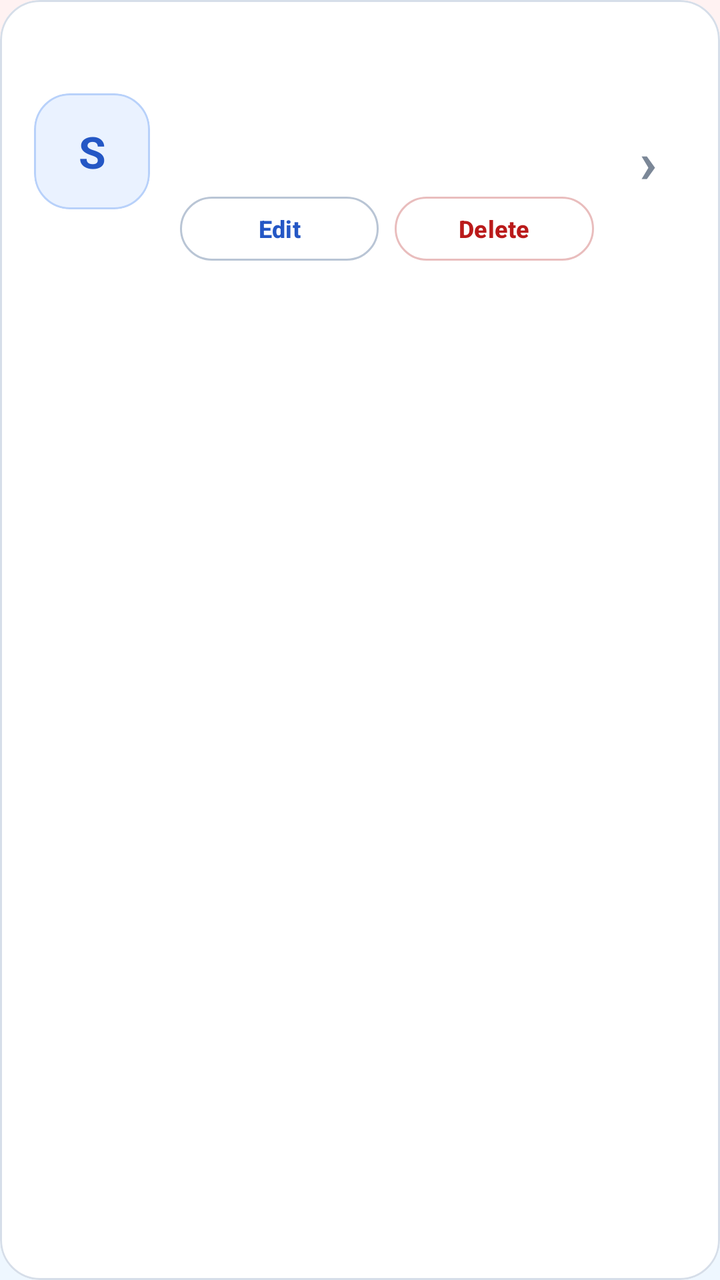
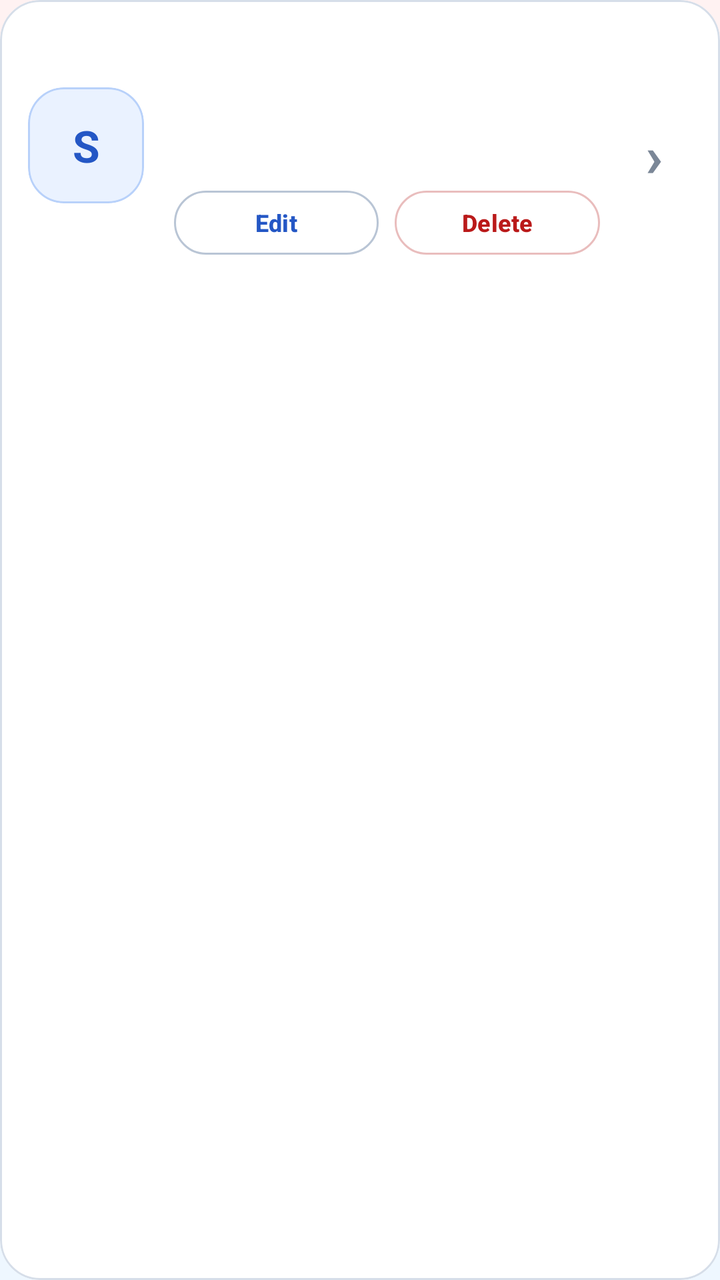

Screens rendered from an Android XML layout before and after an edit, with the pre-edit source and the edit as a unified diff.
<!-- AndroidManifest.xml: application theme Theme.StudySaathi -->
<!-- res/layout/item_student_profile.xml -->
<?xml version="1.0" encoding="utf-8"?>
<com.google.android.material.card.MaterialCardView xmlns:android="http://schemas.android.com/apk/res/android"
    xmlns:app="http://schemas.android.com/apk/res-auto"
    android:id="@+id/cardProfile"
    android:layout_width="match_parent"
    android:layout_height="wrap_content"
    android:layout_marginBottom="13dp"
    android:clickable="true"
    android:focusable="true"
    android:foreground="?attr/selectableItemBackground"
    app:cardBackgroundColor="@color/ss_surface"
    app:cardCornerRadius="20dp"
    app:cardElevation="0dp"
    app:strokeColor="@color/ss_outline"
    app:strokeWidth="1dp">

    <LinearLayout
        android:layout_width="match_parent"
        android:layout_height="wrap_content"
        android:gravity="center_vertical"
        android:orientation="horizontal"
        android:padding="17dp">

        <com.google.android.material.card.MaterialCardView
            android:id="@+id/cardProfileAvatar"
            android:layout_width="58dp"
            android:layout_height="58dp"
            app:cardBackgroundColor="@color/ss_blue_soft"
            app:cardCornerRadius="18dp"
            app:cardElevation="0dp"
            app:strokeColor="@color/ss_blue_border"
            app:strokeWidth="1dp">

            <TextView
                android:id="@+id/textProfileInitial"
                android:layout_width="match_parent"
                android:layout_height="match_parent"
                android:fontFamily="sans-serif-rounded"
                android:gravity="center"
                android:text="S"
                android:textColor="@color/ss_primary"
                android:textSize="22sp"
                android:textStyle="bold" />

        </com.google.android.material.card.MaterialCardView>

        <LinearLayout
            android:layout_width="0dp"
            android:layout_height="wrap_content"
            android:layout_marginStart="15dp"
            android:layout_weight="1"
            android:orientation="vertical">

            <TextView
                android:id="@+id/textStudentName"
                android:layout_width="match_parent"
                android:layout_height="wrap_content"
                android:fontFamily="sans-serif-rounded"
                android:textColor="@color/ss_text_primary"
                android:textSize="18sp"
                android:textStyle="bold" />

            <TextView
                android:id="@+id/textStudentDetails"
                android:layout_width="match_parent"
                android:layout_height="wrap_content"
                android:layout_marginTop="5dp"
                android:fontFamily="sans-serif-medium"
                android:textColor="@color/ss_text_secondary"
                android:textSize="13sp" />

            <TextView
                android:id="@+id/textProfileLanguage"
                android:layout_width="match_parent"
                android:layout_height="wrap_content"
                android:layout_marginTop="4dp"
                android:fontFamily="sans-serif"
                android:textColor="@color/ss_text_muted"
                android:textSize="12sp" />

            <LinearLayout
                android:layout_width="match_parent"
                android:layout_height="wrap_content"
                android:layout_marginTop="10dp"
                android:orientation="horizontal">

                <com.google.android.material.button.MaterialButton
                    android:id="@+id/buttonEditProfile"
                    style="@style/Widget.StudySaathi.Button.Outlined"
                    android:layout_width="0dp"
                    android:layout_height="40dp"
                    android:layout_weight="1"
                    android:text="Edit"
                    android:textAllCaps="false"
                    android:textSize="12sp" />

                <com.google.android.material.button.MaterialButton
                    android:id="@+id/buttonDeleteProfile"
                    style="@style/Widget.StudySaathi.Button.Outlined"
                    android:layout_width="0dp"
                    android:layout_height="40dp"
                    android:layout_marginStart="8dp"
                    android:layout_weight="1"
                    android:text="Delete"
                    android:textAllCaps="false"
                    android:textColor="@color/ss_error"
                    android:textSize="12sp"
                    app:strokeColor="@color/ss_red_border" />

            </LinearLayout>

        </LinearLayout>

        <LinearLayout
            android:layout_width="wrap_content"
            android:layout_height="wrap_content"
            android:layout_marginStart="8dp"
            android:gravity="end"
            android:orientation="vertical">

            <com.google.android.material.card.MaterialCardView
                android:id="@+id/cardActiveBadge"
                android:layout_width="wrap_content"
                android:layout_height="wrap_content"
                android:visibility="gone"
                app:cardBackgroundColor="@color/ss_surface"
                app:cardCornerRadius="12dp"
                app:cardElevation="0dp"
                app:strokeColor="@color/ss_blue_border"
                app:strokeWidth="1dp">

                <TextView
                    android:layout_width="wrap_content"
                    android:layout_height="wrap_content"
                    android:fontFamily="sans-serif-medium"
                    android:paddingStart="9dp"
                    android:paddingTop="5dp"
                    android:paddingEnd="9dp"
                    android:paddingBottom="5dp"
                    android:text="@string/active_profile"
                    android:textColor="@color/ss_primary"
                    android:textSize="11sp"
                    android:textStyle="bold" />

            </com.google.android.material.card.MaterialCardView>

            <TextView
                android:id="@+id/textSelectArrow"
                android:layout_width="38dp"
                android:layout_height="38dp"
                android:layout_marginTop="8dp"
                android:fontFamily="sans-serif-rounded"
                android:gravity="center"
                android:text="›"
                android:textColor="@color/ss_text_muted"
                android:textSize="29sp"
                android:textStyle="bold" />

        </LinearLayout>

    </LinearLayout>

</com.google.android.material.card.MaterialCardView>
<!-- resources referenced by this layout -->
<resources>
  <color name="ss_blue_border">#B8D1FA</color>
  <color name="ss_blue_soft">#EAF2FF</color>
  <color name="ss_error">#BA1A1A</color>
  <color name="ss_outline">#D6DEE9</color>
  <color name="ss_primary">#2457C5</color>
  <color name="ss_red_border">#E9BDBD</color>
  <color name="ss_surface">#FFFFFF</color>
  <color name="ss_text_muted">#7B8797</color>
  <color name="ss_text_primary">#182230</color>
  <color name="ss_text_secondary">#566273</color>
  <string name="active_profile">ACTIVE</string>
  <style name="Widget.StudySaathi.Button.Outlined" parent="Widget.Material3.Button.OutlinedButton">
          <item name="cornerRadius">18dp</item>
          <item name="android:minHeight">56dp</item>
          <item name="android:textStyle">bold</item>
          <item name="strokeColor">@color/ss_outline_strong</item>
          <item name="android:textColor">@color/ss_primary</item>
      </style>
  <color name="ss_outline_strong">#B9C5D5</color>
  <color name="ss_on_primary">#FFFFFF</color>
  <color name="ss_primary_dark">#173F99</color>
  <color name="ss_secondary">#087F8C</color>
  <color name="ss_on_secondary">#FFFFFF</color>
  <color name="ss_teal_soft">#EAF8F8</color>
  <color name="ss_tertiary">#8A5A00</color>
  <color name="ss_on_tertiary">#FFFFFF</color>
  <color name="ss_yellow_soft">#FFF8E8</color>
  <color name="ss_background">#F7F9FC</color>
  <color name="ss_surface_soft">#F0F4FA</color>
  <color name="white">#FFFFFFFF</color>
  <color name="ss_red_soft">#FFF0F0</color>
  <!-- drawable bg_app_soft_mix (drawable) -->
  <?xml version="1.0" encoding="utf-8"?>
  <shape xmlns:android="http://schemas.android.com/apk/res/android"
      android:shape="rectangle">
  
      <gradient
          android:angle="270"
          android:centerColor="#F2FBF3"
          android:endColor="#EEF7FF"
          android:startColor="#FFF2F2"
          android:type="linear" />
  
  </shape>
  <!-- unchanged entries left out for length: 1 -->
</resources>

<!-- the commit's change to res/layout/item_student_profile.xml (unified diff, before → after) -->
@@ -19,7 +19,7 @@
         android:layout_height="wrap_content"
         android:gravity="center_vertical"
         android:orientation="horizontal"
-        android:padding="17dp">
+        android:padding="14dp">
 
         <com.google.android.material.card.MaterialCardView
             android:id="@+id/cardProfileAvatar"
